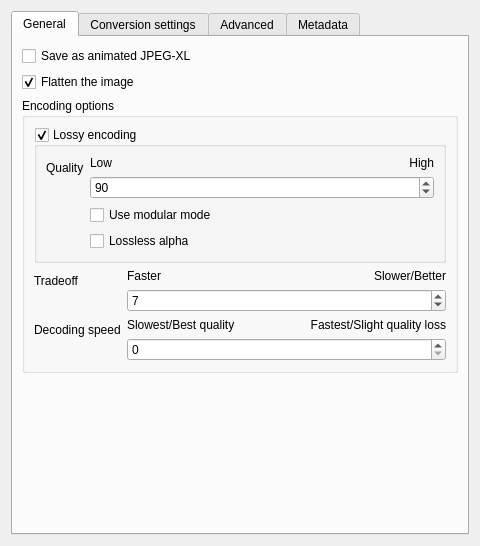
This is plugins/impex/jxl/kis_wdg_options_jpegxl.ui in KDE/krita as Qt 5 draws it before an edit. The edited form follows.
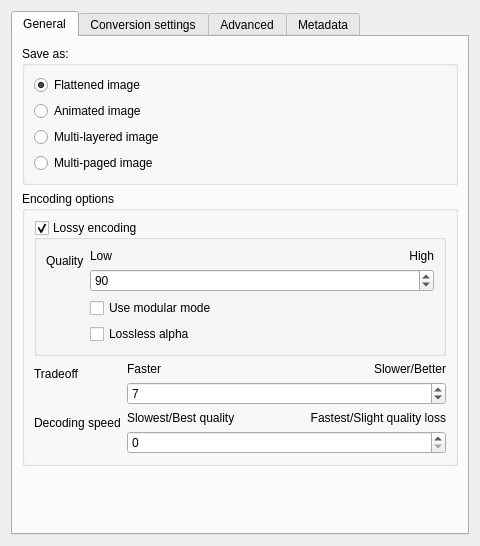
This is the edited form. The open tabs and pages were chosen to show the change. Custom widgets are drawn as their Qt base class.

Commit message:
JPEG XL: Export dialog rework and add option to save layers as multipage
And reset tab index to 0 by default

What changed in the file:
```diff
--- a/plugins/impex/jxl/kis_wdg_options_jpegxl.ui
+++ b/plugins/impex/jxl/kis_wdg_options_jpegxl.ui
@@ -34,17 +34,47 @@
        <string>General</string>
       </attribute>
       <layout class="QFormLayout" name="formLayout_10">
-       <item row="0" column="0">
-        <widget class="QCheckBox" name="haveAnimation">
-         <property name="toolTip">
-          <string>If this is not enabled, only the first frame will be saved.</string>
+       <item row="0" column="0" colspan="2">
+        <widget class="QGroupBox" name="groupBox">
+         <property name="title">
+          <string>Save as:</string>
          </property>
-         <property name="text">
-          <string>Save as animated JPEG-XL</string>
-         </property>
+         <layout class="QVBoxLayout" name="verticalLayout_6">
+          <item>
+           <widget class="QRadioButton" name="flattenLayers">
+            <property name="text">
+             <string>Flattened image</string>
+            </property>
+            <property name="checked">
+             <bool>true</bool>
+            </property>
+           </widget>
+          </item>
+          <item>
+           <widget class="QRadioButton" name="haveAnimation">
+            <property name="text">
+             <string>Animated image</string>
+            </property>
+           </widget>
+          </item>
+          <item>
+           <widget class="QRadioButton" name="multiLayer">
+            <property name="text">
+             <string>Multi-layered image</string>
+            </property>
+           </widget>
+          </item>
+          <item>
+           <widget class="QRadioButton" name="multiPage">
+            <property name="text">
+             <string>Multi-paged image</string>
+            </property>
+           </widget>
+          </item>
+         </layout>
         </widget>
        </item>
-       <item row="2" column="0" colspan="2">
+       <item row="1" column="0" colspan="2">
         <widget class="QGroupBox" name="groupBox_2">
          <property name="title">
           <string>Encoding options</string>
@@ -243,19 +273,6 @@
          </property>
         </spacer>
        </item>
-       <item row="1" column="0">
-        <widget class="QCheckBox" name="flattenLayers">
-         <property name="toolTip">
-          <string>&lt;html&gt;&lt;head/&gt;&lt;body&gt;&lt;p&gt;If this is not enabled, the layers will be rasterized and saved. However, animated exports are always flattened regardless of this setting.&lt;/p&gt;&lt;p&gt;It is advised to leave this option checked for web delivery and general compatibility with other applications.&lt;/p&gt;&lt;/body&gt;&lt;/html&gt;</string>
-         </property>
-         <property name="text">
-          <string>Flatten the image</string>
-         </property>
-         <property name="checked">
-          <bool>true</bool>
-         </property>
-        </widget>
-       </item>
       </layout>
      </widget>
      <widget class="QWidget" name="tab">
```
Left out of the diff: 4 changed lines with no effect on the pictures. The commit also changes 2 other files.
